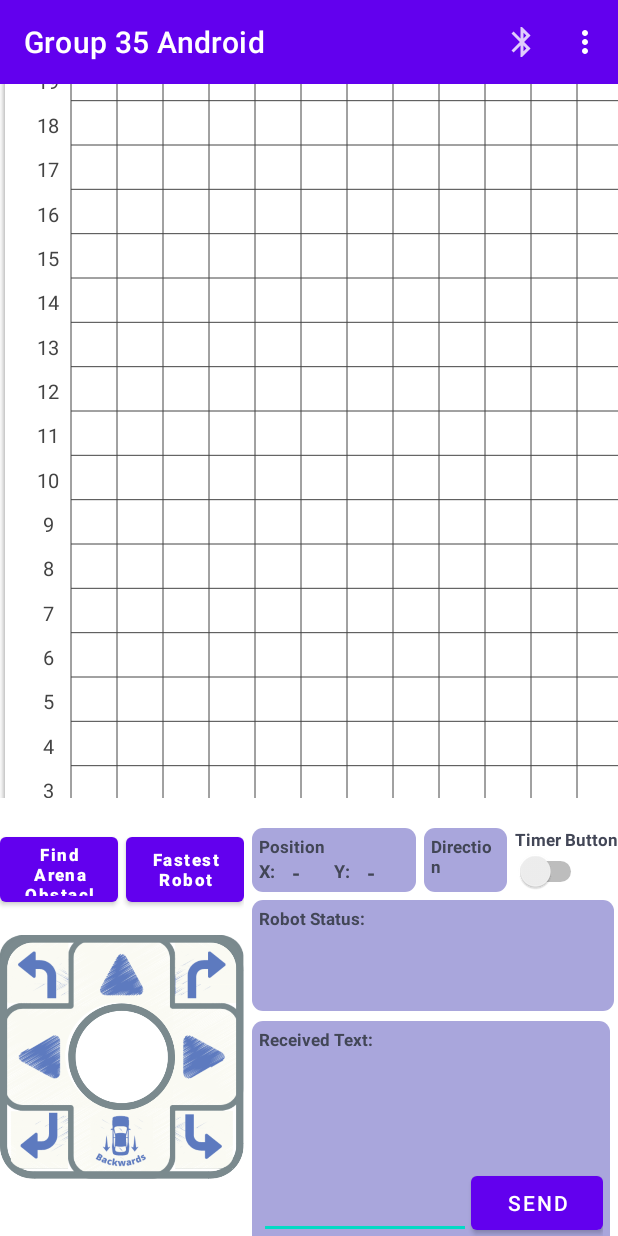
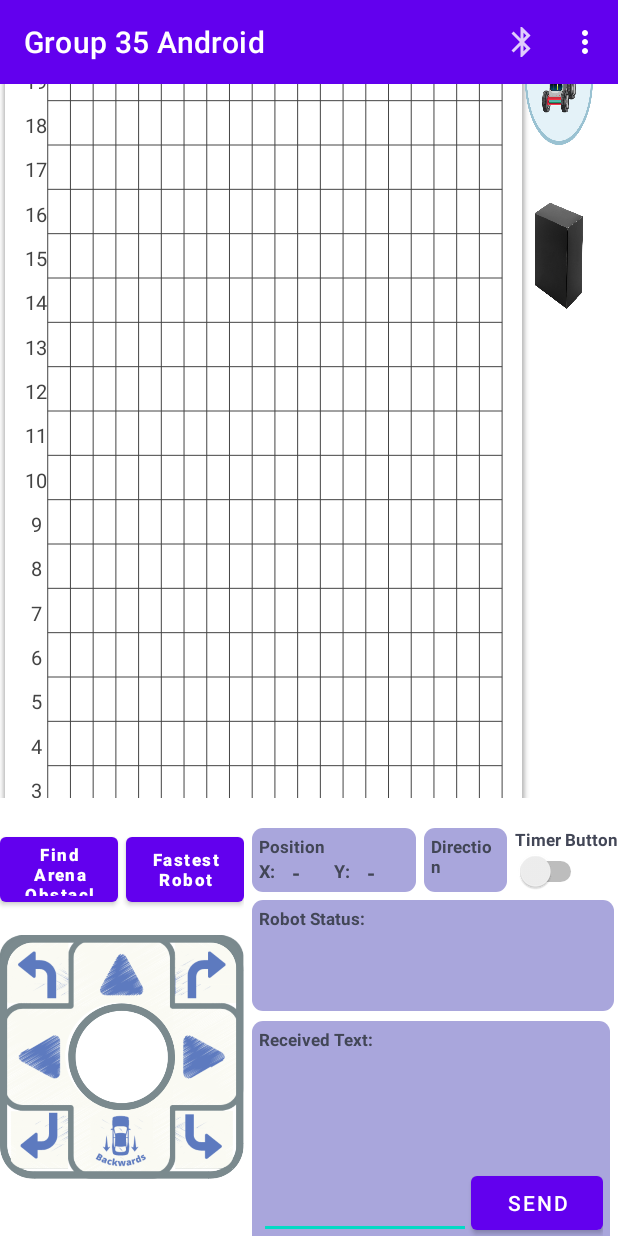
Before and after one commit to zijian99/CZ3004_AndroidApp, an Android app: the screen it shows after launch (MainActivity), on a phone screen of 412 x 824 dp. Run offline under Robolectric (Android 15) with nearby library versions, the phone set to English and light mode, and no system bars.

```diff
--- a/app/src/main/res/layout/activity_main.xml
+++ b/app/src/main/res/layout/activity_main.xml
@@ -22,7 +22,7 @@
 
             <com.example.ntugroup35.MazeGrid
                 android:id="@+id/maze"
-                android:layout_width="800dp"
+                android:layout_width="match_parent"
                 android:layout_height="654dp"
                 app:layout_constraintBottom_toBottomOf="parent"
                 app:layout_constraintDimensionRatio="1.2:1"
--- a/app/src/main/res/menu/main_menu.xml
+++ b/app/src/main/res/menu/main_menu.xml
@@ -21,4 +21,8 @@
         android:id="@+id/resetTimer"
         android:title="Reset Timer"
         app:showAsAction="never" />
+    <item
+        android:id="@+id/reconnectDevice"
+        android:title="Reconnect to Last Device"
+        app:showAsAction="never" />
 </menu>
```
Also changed, not shown: app/src/main/java/com/example/ntugroup35/Bluetooth/BluetoothFragment.java (+16 -1 lines), app/src/main/java/com/example/ntugroup35/MainActivity.java (+11 -1 lines), app/src/main/java/com/example/ntugroup35/Maze.java (+8 -1 lines).
